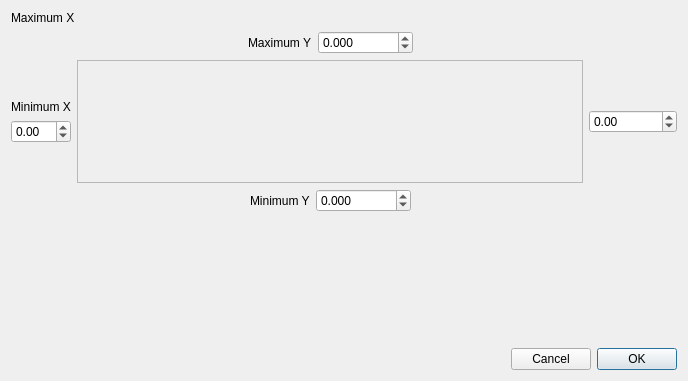
Before: the Qt Designer form src/manualscale.ui in hobrasoft/simul6, drawn with Qt 5.
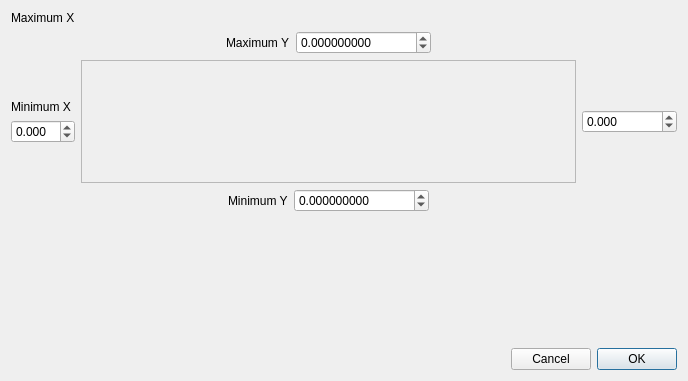
After: the same form once the commit is applied.

Patch:
```diff
--- a/src/manualscale.ui
+++ b/src/manualscale.ui
@@ -48,7 +48,7 @@
        <item>
         <widget class="QDoubleSpinBox" name="f_top">
          <property name="decimals">
-          <number>3</number>
+          <number>9</number>
          </property>
          <property name="minimum">
           <double>-9999999.000000000000000</double>
@@ -97,6 +97,9 @@
        </item>
        <item>
         <widget class="QDoubleSpinBox" name="f_left">
+         <property name="decimals">
+          <number>3</number>
+         </property>
          <property name="minimum">
           <double>-1.000000000000000</double>
          </property>
@@ -144,6 +147,9 @@
        </item>
        <item>
         <widget class="QDoubleSpinBox" name="f_right">
+         <property name="decimals">
+          <number>3</number>
+         </property>
          <property name="minimum">
           <double>-100000.000000000000000</double>
          </property>
@@ -192,7 +198,7 @@
        <item>
         <widget class="QDoubleSpinBox" name="f_bottom">
          <property name="decimals">
-          <number>3</number>
+          <number>9</number>
          </property>
          <property name="minimum">
           <double>-9999999.000000000000000</double>
```
